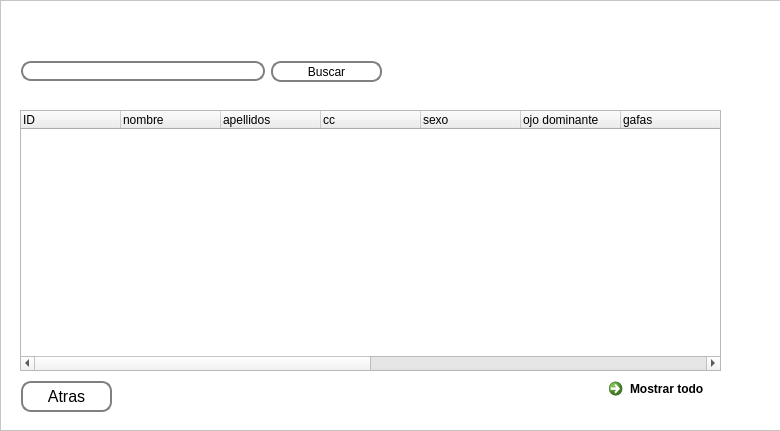
vhenaoi/OpenBCI_acquisition_python_ViAT, file interface/ViAT/Buscardatos.ui: the form before one commit.
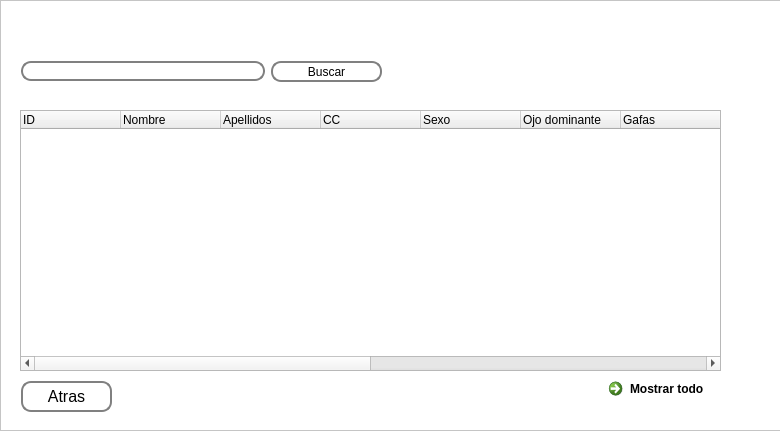
The form after the commit.

What changed in the file:
```diff
--- a/interface/ViAT/Buscardatos.ui
+++ b/interface/ViAT/Buscardatos.ui
@@ -29,67 +29,67 @@
    </column>
    <column>
     <property name="text">
-     <string>nombre</string>
+     <string>Nombre</string>
     </property>
    </column>
    <column>
     <property name="text">
-     <string>apellidos</string>
+     <string>Apellidos</string>
     </property>
    </column>
    <column>
     <property name="text">
-     <string>cc</string>
+     <string>CC</string>
     </property>
    </column>
    <column>
     <property name="text">
-     <string>sexo</string>
+     <string>Sexo</string>
     </property>
    </column>
    <column>
     <property name="text">
-     <string>ojo dominante</string>
+     <string>Ojo dominante</string>
     </property>
    </column>
    <column>
     <property name="text">
-     <string>gafas</string>
+     <string>Gafas</string>
     </property>
    </column>
    <column>
     <property name="text">
-     <string>snellen</string>
+     <string>Snellen</string>
     </property>
    </column>
    <column>
     <property name="text">
-     <string>snellen corregido</string>
+     <string>Snellen corregido</string>
     </property>
    </column>
    <column>
     <property name="text">
-     <string>estimulo</string>
+     <string>Estimulo</string>
     </property>
    </column>
    <column>
     <property name="text">
-     <string>edad</string>
+     <string>Edad</string>
     </property>
    </column>
    <column>
     <property name="text">
-     <string>ubicacion</string>
+     <string>Tiempo</string>
     </property>
    </column>
    <column>
     <property name="text">
-     <string>tiempo</string>
+     <string>Responsable</string>
     </property>
    </column>
    <column>
     <property name="text">
-     <string>responsable</string>
+     <string>Ubicación</string>
     </property>
    </column>
   </widget>
```
